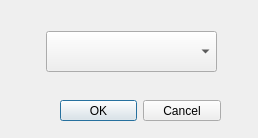
RRRRubbit/Debugger, file Gui/ui_PortSelect.ui: the form before one commit.
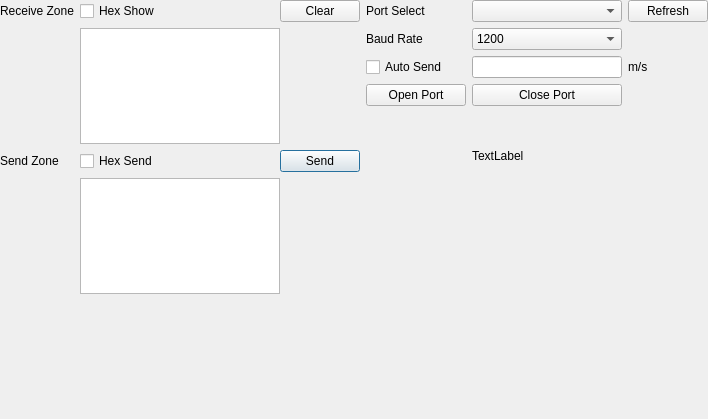
The form after the commit.

```diff
--- a/Gui/ui_PortSelect.ui
+++ b/Gui/ui_PortSelect.ui
@@ -6,38 +6,279 @@
    <rect>
     <x>0</x>
     <y>0</y>
-    <width>258</width>
-    <height>138</height>
+    <width>708</width>
+    <height>419</height>
    </rect>
   </property>
   <property name="windowTitle">
    <string>Dialog</string>
   </property>
-  <widget class="QDialogButtonBox" name="buttonBox">
+  <widget class="QWidget" name="horizontalLayoutWidget_2">
    <property name="geometry">
     <rect>
-     <x>60</x>
-     <y>100</y>
-     <width>161</width>
-     <height>21</height>
+     <x>0</x>
+     <y>0</y>
+     <width>708</width>
+     <height>294</height>
     </rect>
    </property>
-   <property name="orientation">
-    <enum>Qt::Horizontal</enum>
-   </property>
-   <property name="standardButtons">
-    <set>QDialogButtonBox::Cancel|QDialogButtonBox::Ok</set>
-   </property>
-  </widget>
-  <widget class="QComboBox" name="comboBox_PortSelect">
-   <property name="geometry">
-    <rect>
-     <x>46</x>
-     <y>31</y>
-     <width>171</width>
-     <height>41</height>
-    </rect>
-   </property>
+   <layout class="QHBoxLayout" name="horizontalLayout_2">
+    <item>
+     <layout class="QGridLayout" name="gridLayout_2">
+      <property name="spacing">
+       <number>6</number>
+      </property>
+      <item row="0" column="1">
+       <widget class="QLabel" name="label_ReceiveZone">
+        <property name="text">
+         <string>Receive Zone</string>
+        </property>
+       </widget>
+      </item>
+      <item row="3" column="3">
+       <widget class="QPushButton" name="pushButton_Send">
+        <property name="text">
+         <string>Send</string>
+        </property>
+       </widget>
+      </item>
+      <item row="0" column="3">
+       <widget class="QPushButton" name="pushButto_Clear">
+        <property name="text">
+         <string>Clear</string>
+        </property>
+       </widget>
+      </item>
+      <item row="3" column="2">
+       <widget class="QCheckBox" name="checkBox_HexSend">
+        <property name="text">
+         <string>Hex Send</string>
+        </property>
+       </widget>
+      </item>
+      <item row="2" column="3">
+       <layout class="QHBoxLayout" name="horizontalLayout"/>
+      </item>
+      <item row="0" column="2">
+       <widget class="QCheckBox" name="checkBox_HexShow">
+        <property name="text">
+         <string>Hex Show</string>
+        </property>
+       </widget>
+      </item>
+      <item row="3" column="1">
+       <widget class="QLabel" name="label_SendZone">
+        <property name="text">
+         <string>Send Zone</string>
+        </property>
+       </widget>
+      </item>
+      <item row="1" column="2">
+       <widget class="QTextEdit" name="textEdit_Receive">
+        <property name="sizePolicy">
+         <sizepolicy hsizetype="Expanding" vsizetype="Expanding">
+          <horstretch>0</horstretch>
+          <verstretch>0</verstretch>
+         </sizepolicy>
+        </property>
+        <property name="minimumSize">
+         <size>
+          <width>200</width>
+          <height>100</height>
+         </size>
+        </property>
+       </widget>
+      </item>
+      <item row="4" column="2">
+       <widget class="QTextEdit" name="textEdit_Send">
+        <property name="minimumSize">
+         <size>
+          <width>200</width>
+          <height>100</height>
+         </size>
+        </property>
+       </widget>
+      </item>
+     </layout>
+    </item>
+    <item>
+     <layout class="QGridLayout" name="gridLayout">
+      <item row="2" column="0">
+       <widget class="QLabel" name="label_BaudRate">
+        <property name="text">
+         <string>Baud Rate</string>
+        </property>
+       </widget>
+      </item>
+      <item row="4" column="2">
+       <widget class="QLabel" name="label_DealySet">
+        <property name="text">
+         <string>m/s</string>
+        </property>
+       </widget>
+      </item>
+      <item row="2" column="1">
+       <widget class="QComboBox" name="comboBox_BaudRate">
+        <item>
+         <property name="text">
+          <string>1200</string>
+         </property>
+        </item>
+        <item>
+         <property name="text">
+          <string>2400</string>
+         </property>
+        </item>
+        <item>
+         <property name="text">
+          <string>4000</string>
+         </property>
+        </item>
+        <item>
+         <property name="text">
+          <string>4800</string>
+         </property>
+        </item>
+        <item>
+         <property name="text">
+          <string>9600</string>
+         </property>
+        </item>
+        <item>
+         <property name="text">
+          <string>14400</string>
+         </property>
+        </item>
+        <item>
+         <property name="text">
+          <string>19200</string>
+         </property>
+        </item>
+        <item>
+         <property name="text">
+          <string>38400</string>
+         </property>
+        </item>
+        <item>
+         <property name="text">
+          <string>43000</string>
+         </property>
+        </item>
+        <item>
+         <property name="text">
+          <string>57600</string>
+         </property>
+        </item>
+        <item>
+         <property name="text">
+          <string>76800</string>
+         </property>
+        </item>
+        <item>
+         <property name="text">
+          <string>115200</string>
+         </property>
+        </item>
+        <item>
+         <property name="text">
+          <string>128000</string>
+         </property>
+        </item>
+        <item>
+         <property name="text">
+          <string>256000</string>
+         </property>
+        </item>
+        <item>
+         <property name="text">
+          <string>460800</string>
+         </property>
+        </item>
+       </widget>
+      </item>
+      <item row="0" column="2">
+       <widget class="QPushButton" name="pushButton_Refresh">
+        <property name="text">
+         <string>Refresh</string>
+        </property>
+       </widget>
+      </item>
+      <item row="6" column="2">
+       <widget class="QLabel" name="label_IsOpenOrNot">
+        <property name="text">
+         <string/>
+        </property>
+       </widget>
+      </item>
+      <item row="0" column="1">
+       <widget class="QComboBox" name="comboBox_PortName"/>
+      </item>
+      <item row="0" column="0">
+       <widget class="QLabel" name="label_Port">
+        <property name="text">
+         <string>Port Select</string>
+        </property>
+       </widget>
+      </item>
+      <item row="4" column="1">
+       <widget class="QLineEdit" name="lineEdit_SendDelay"/>
+      </item>
+      <item row="6" column="0">
+       <widget class="QPushButton" name="pushButton_OpenPort">
+        <property name="text">
+         <string>Open Port</string>
+        </property>
+       </widget>
+      </item>
+      <item row="6" column="1">
+       <widget class="QPushButton" name="pushButton_ClosePort">
+        <property name="text">
+         <string>Close Port</string>
+        </property>
+       </widget>
+      </item>
+      <item row="10" column="0">
+       <widget class="QLabel" name="label_Statusbar">
+        <property name="frameShadow">
+         <enum>QFrame::Plain</enum>
+        </property>
+        <property name="lineWidth">
+         <number>1</number>
+        </property>
+        <property name="text">
+         <string/>
+        </property>
+       </widget>
+      </item>
+      <item row="4" column="0">
+       <widget class="QCheckBox" name="checkBox_AutoSend">
+        <property name="minimumSize">
+         <size>
+          <width>100</width>
+          <height>0</height>
+         </size>
+        </property>
+        <property name="text">
+         <string>Auto Send</string>
+        </property>
+       </widget>
+      </item>
+      <item row="7" column="1">
+       <widget class="QLabel" name="label_Time">
+        <property name="minimumSize">
+         <size>
+          <width>150</width>
+          <height>0</height>
+         </size>
+        </property>
+        <property name="text">
+         <string>TextLabel</string>
+        </property>
+       </widget>
+      </item>
+     </layout>
+    </item>
+   </layout>
   </widget>
  </widget>
  <resources/>
```
Left out of the diff: 35 changed lines with no effect on the pictures.
